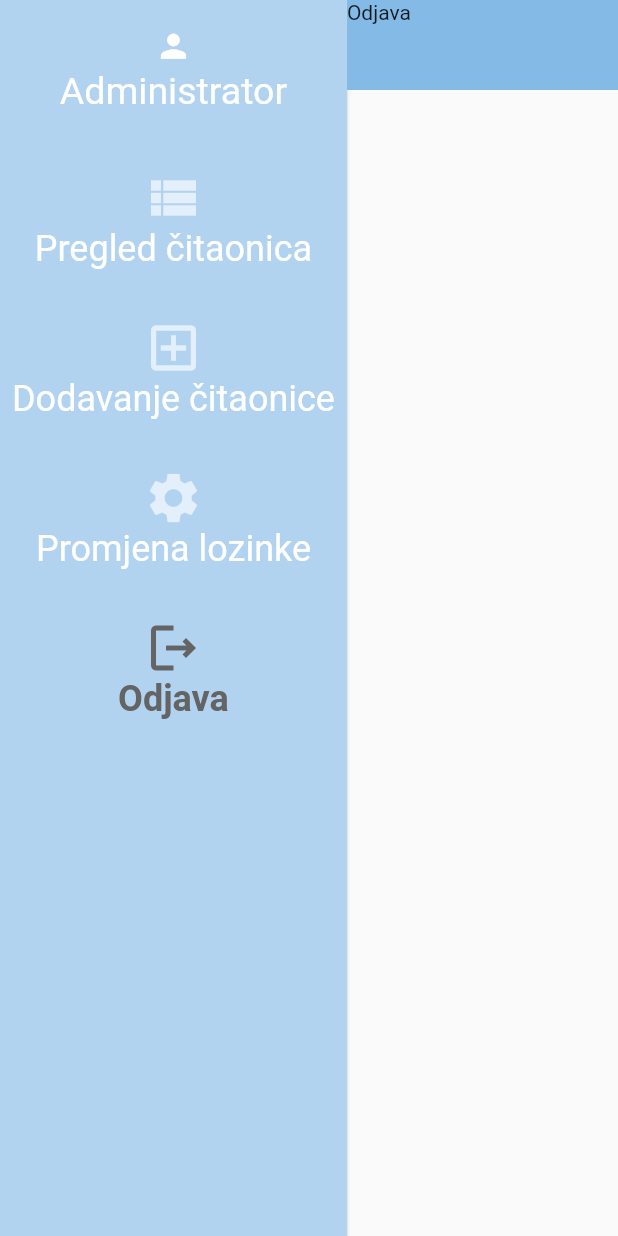
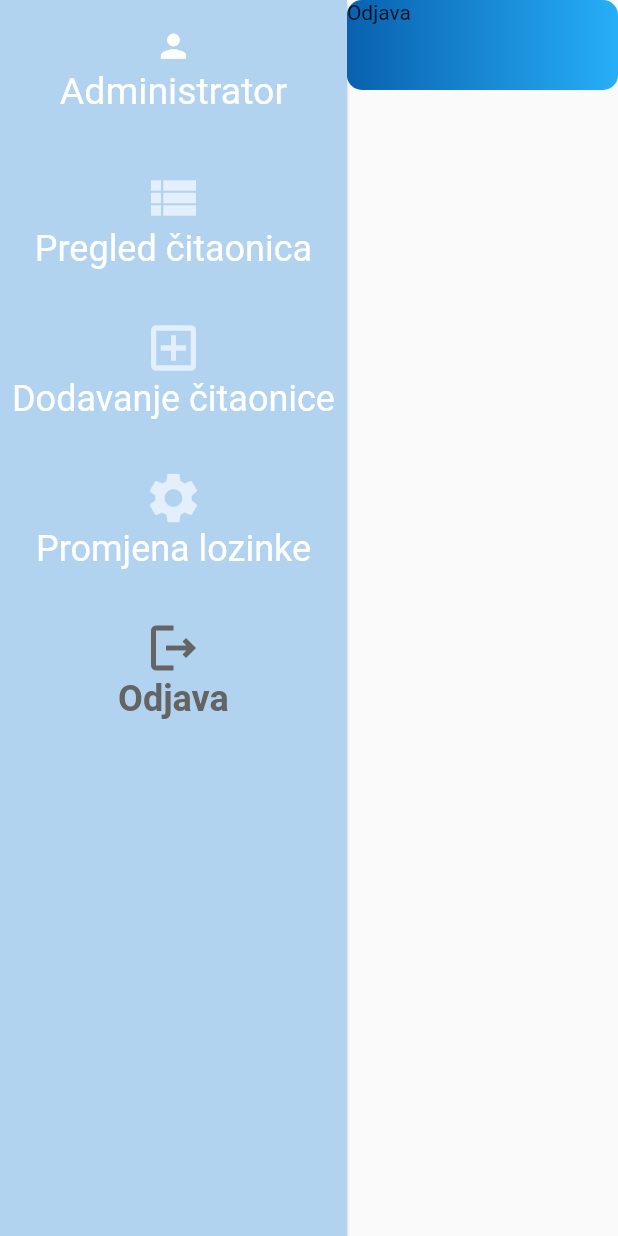
Before and after one commit to blagojevicNikola/WebPametnaCitaonica, a Flutter app: the MyHomePage screen opened directly, after a tap on "Dodavanje čitaonice", after a tap on "Promjena lozinke", after a tap on "Odjava", on a phone screen of 412 x 824 dp. Run offline on Flutter 3.47's test engine with Material 2 defaults, Android fonts, the phone set to English and light mode, and no system bars; our stand-ins replace dio, file_picker, shared_preferences; missing offline and left inert: dart:html; accounts and stored records are empty; network calls fail.

Commit message:
Promjena odjave

```diff
--- a/lib/pages/odjava_page.dart
+++ b/lib/pages/odjava_page.dart
@@ -17,9 +17,19 @@ class _OdjavaPageState extends State<OdjavaPage> {
 
     return SingleChildScrollView(
       child: Container(
+        decoration: BoxDecoration(
+            gradient: const LinearGradient(
+              begin: Alignment.centerLeft,
+              end: Alignment.centerRight,
+              colors: [
+                Color(0xFF0961AF),
+                Color(0xFF27AEF7),
+              ],
+            ),
+            borderRadius: BorderRadius.circular(10)),
         height: 60,
         width: MediaQuery.of(context).size.width * 0.8,
-        color: const Color.fromARGB(255, 132, 186, 230),
+        // color: const Color.fromARGB(255, 132, 186, 230),
         child: InkWell(
             onTap: () {
               showDialog<String>(
--- a/lib/supervizor/supervizor_home_page.dart
+++ b/lib/supervizor/supervizor_home_page.dart
@@ -1,4 +1,6 @@
 import 'package:flutter/material.dart';
+import 'package:web_aplikacija/pages/pregled_citaonica_page.dart';
+import 'package:web_aplikacija/supervizor/pages/pregled_sala_page_prazan.dart';
 
 class SupervizorHomePage extends StatefulWidget {
   const SupervizorHomePage({Key? key, required this.title}) : super(key: key);
@@ -12,7 +14,7 @@ class SupervizorHomePage extends StatefulWidget {
 class _SupervizorHomePageState extends State<SupervizorHomePage> {
   int _selectedIndex = 0;
   List<Widget> screens = [
-    // const Pregled(),
+    const PregledSalaPageTest(),
     // const Dodavanje(),
     // const Lozinka(),
     // const Odjava()
```
Also changed, not shown: lib/supervizor/pages/pregled_sala_page_prazan.dart (added, +17 -0 lines).
